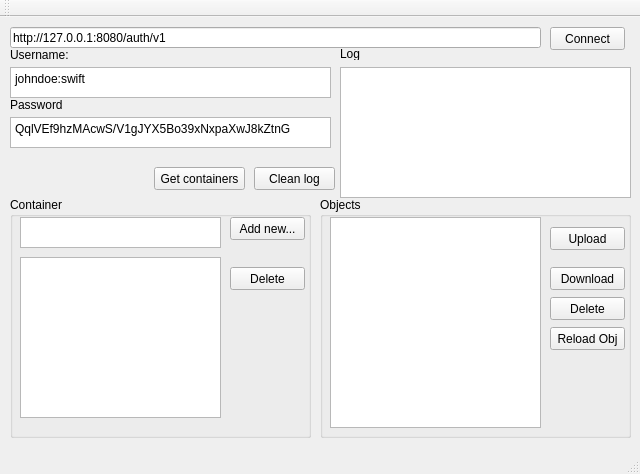
First picture: the form in mainwindow.ui, repository dkanafeev/http-client-swift-lab5, before the edit.
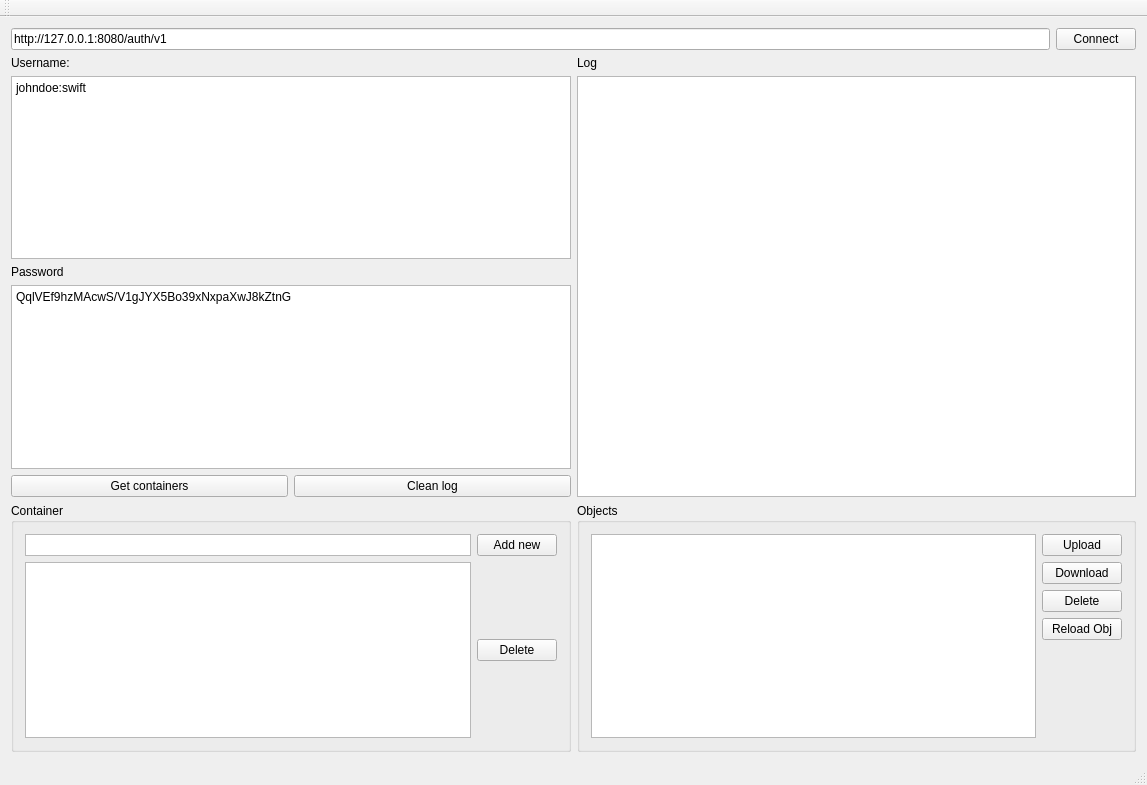
Second picture: the form after the edit.

```diff
--- a/mainwindow.ui
+++ b/mainwindow.ui
@@ -6,278 +6,237 @@
    <rect>
     <x>0</x>
     <y>0</y>
-    <width>640</width>
-    <height>474</height>
+    <width>1147</width>
+    <height>785</height>
    </rect>
   </property>
   <property name="windowTitle">
    <string>MainWindow</string>
   </property>
   <widget class="QWidget" name="centralWidget">
+   <layout class="QVBoxLayout" name="verticalLayout_4">
+    <item>
+     <layout class="QHBoxLayout" name="horizontalLayout_8">
+      <item>
    <widget class="QLineEdit" name="le_url">
-    <property name="geometry">
-     <rect>
-      <x>10</x>
-      <y>10</y>
-      <width>531</width>
-      <height>21</height>
-     </rect>
-    </property>
     <property name="text">
      <string>http://127.0.0.1:8080/auth/v1</string>
     </property>
    </widget>
-   <widget class="QTextBrowser" name="tb_log">
-    <property name="geometry">
-     <rect>
-      <x>340</x>
-      <y>50</y>
-      <width>291</width>
-      <height>131</height>
-     </rect>
-    </property>
-   </widget>
-   <widget class="QPlainTextEdit" name="te_password">
-    <property name="geometry">
-     <rect>
-      <x>10</x>
-      <y>100</y>
-      <width>321</width>
-      <height>31</height>
-     </rect>
-    </property>
-    <property name="plainText">
-     <string>QqlVEf9hzMAcwS/V1gJYX5Bo39xNxpaXwJ8kZtnG</string>
-    </property>
-    <property name="backgroundVisible">
-     <bool>false</bool>
-    </property>
-   </widget>
-   <widget class="QPlainTextEdit" name="te_username">
-    <property name="geometry">
-     <rect>
-      <x>10</x>
-      <y>50</y>
-      <width>321</width>
-      <height>31</height>
-     </rect>
-    </property>
-    <property name="plainText">
-     <string>johndoe:swift</string>
-    </property>
-   </widget>
+      </item>
+      <item>
    <widget class="QPushButton" name="pb_connect">
-    <property name="geometry">
-     <rect>
-      <x>550</x>
-      <y>10</y>
-      <width>75</width>
-      <height>23</height>
-     </rect>
-    </property>
     <property name="text">
      <string>Connect</string>
     </property>
    </widget>
+      </item>
+     </layout>
+    </item>
+    <item>
+     <layout class="QHBoxLayout" name="horizontalLayout_11">
+      <item>
+       <layout class="QVBoxLayout" name="verticalLayout_11">
+        <item>
+         <layout class="QVBoxLayout" name="verticalLayout_10">
+          <item>
    <widget class="QLabel" name="label">
-    <property name="geometry">
-     <rect>
-      <x>10</x>
-      <y>30</y>
-      <width>101</width>
-      <height>16</height>
-     </rect>
-    </property>
     <property name="text">
      <string>Username:</string>
     </property>
    </widget>
+          </item>
+          <item>
+           <widget class="QPlainTextEdit" name="te_username">
+            <property name="plainText">
+             <string>johndoe:swift</string>
+            </property>
+           </widget>
+          </item>
+          <item>
    <widget class="QLabel" name="label_2">
-    <property name="geometry">
-     <rect>
-      <x>10</x>
-      <y>80</y>
-      <width>101</width>
-      <height>16</height>
-     </rect>
-    </property>
     <property name="text">
      <string>Password</string>
     </property>
    </widget>
-   <widget class="QLabel" name="label_3">
-    <property name="geometry">
-     <rect>
-      <x>340</x>
-      <y>30</y>
-      <width>46</width>
-      <height>13</height>
-     </rect>
-    </property>
+          </item>
+          <item>
+           <widget class="QPlainTextEdit" name="te_password">
+            <property name="plainText">
+             <string>QqlVEf9hzMAcwS/V1gJYX5Bo39xNxpaXwJ8kZtnG</string>
+            </property>
+            <property name="backgroundVisible">
+             <bool>false</bool>
+            </property>
+           </widget>
+          </item>
+         </layout>
+        </item>
+        <item>
+         <layout class="QHBoxLayout" name="horizontalLayout_12">
+          <item>
+           <widget class="QPushButton" name="pb_getcontainers">
     <property name="text">
-     <string>Log</string>
-    </property>
-   </widget>
+             <string>Get containers</string>
+            </property>
+           </widget>
+          </item>
+          <item>
    <widget class="QPushButton" name="pb_cleanlog">
-    <property name="geometry">
-     <rect>
-      <x>254</x>
-      <y>150</y>
-      <width>81</width>
-      <height>23</height>
-     </rect>
-    </property>
     <property name="text">
      <string>Clean log</string>
     </property>
    </widget>
+          </item>
+         </layout>
+        </item>
+       </layout>
+      </item>
+      <item>
+       <layout class="QVBoxLayout" name="verticalLayout_8">
+        <item>
+         <widget class="QLabel" name="label_3">
+          <property name="text">
+           <string>Log</string>
+          </property>
+         </widget>
+        </item>
+        <item>
+         <widget class="QTextBrowser" name="tb_log"/>
+        </item>
+       </layout>
+      </item>
+     </layout>
+    </item>
+    <item>
+     <layout class="QHBoxLayout" name="horizontalLayout_6">
+      <item>
    <widget class="QGroupBox" name="groupBox">
-    <property name="geometry">
-     <rect>
-      <x>10</x>
-      <y>180</y>
-      <width>301</width>
-      <height>241</height>
-     </rect>
-    </property>
     <property name="title">
      <string>Container</string>
     </property>
-    <widget class="QPushButton" name="pb_addcontainer">
-     <property name="geometry">
-      <rect>
-       <x>220</x>
-       <y>20</y>
-       <width>75</width>
-       <height>23</height>
-      </rect>
-     </property>
-     <property name="text">
-      <string>Add new...</string>
-     </property>
-    </widget>
+        <layout class="QVBoxLayout" name="verticalLayout_3">
+         <item>
+          <layout class="QHBoxLayout" name="horizontalLayout_10">
+           <item>
     <widget class="QPlainTextEdit" name="te_containername">
-     <property name="geometry">
-      <rect>
-       <x>10</x>
-       <y>20</y>
-       <width>201</width>
-       <height>31</height>
-      </rect>
-     </property>
-    </widget>
+             <property name="enabled">
+              <bool>true</bool>
+             </property>
+             <property name="sizePolicy">
+              <sizepolicy hsizetype="Expanding" vsizetype="Ignored">
+               <horstretch>0</horstretch>
+               <verstretch>0</verstretch>
+              </sizepolicy>
+             </property>
+             <property name="focusPolicy">
+              <enum>Qt::WheelFocus</enum>
+             </property>
+             <property name="inputMethodHints">
+              <set>Qt::ImhNone</set>
+             </property>
+             <property name="verticalScrollBarPolicy">
+              <enum>Qt::ScrollBarAlwaysOff</enum>
+             </property>
+             <property name="undoRedoEnabled">
+              <bool>true</bool>
+             </property>
+            </widget>
+           </item>
+           <item>
+            <widget class="QPushButton" name="pb_addcontainer">
+             <property name="text">
+              <string>Add new</string>
+             </property>
+            </widget>
+           </item>
+          </layout>
+         </item>
+         <item>
+          <layout class="QHBoxLayout" name="horizontalLayout_5">
+           <item>
+            <widget class="QListWidget" name="lv_containers"/>
+           </item>
+           <item>
     <widget class="QPushButton" name="pb_deletecontainer">
-     <property name="geometry">
-      <rect>
-       <x>220</x>
-       <y>70</y>
-       <width>75</width>
-       <height>23</height>
-      </rect>
-     </property>
      <property name="text">
       <string>Delete</string>
      </property>
     </widget>
-    <widget class="QListWidget" name="lv_containers">
-     <property name="geometry">
-      <rect>
-       <x>10</x>
-       <y>60</y>
-       <width>201</width>
-       <height>161</height>
-      </rect>
-     </property>
-    </widget>
-   </widget>
+           </item>
+          </layout>
+         </item>
+        </layout>
+        <zorder>te_containername</zorder>
+        <zorder>horizontalLayoutWidget_6</zorder>
+        <zorder>horizontalLayoutWidget_2</zorder>
+       </widget>
+      </item>
+      <item>
    <widget class="QGroupBox" name="groupBox_2">
-    <property name="geometry">
-     <rect>
-      <x>320</x>
-      <y>180</y>
-      <width>311</width>
-      <height>241</height>
-     </rect>
-    </property>
     <property name="title">
      <string>Objects</string>
     </property>
+        <layout class="QHBoxLayout" name="horizontalLayout">
+         <item>
+          <widget class="QListWidget" name="lv_objects"/>
+         </item>
+         <item>
+          <layout class="QVBoxLayout" name="verticalLayout">
+           <item>
     <widget class="QPushButton" name="pb_upload">
-     <property name="geometry">
-      <rect>
-       <x>230</x>
-       <y>30</y>
-       <width>75</width>
-       <height>23</height>
-      </rect>
-     </property>
      <property name="text">
       <string>Upload</string>
      </property>
     </widget>
+           </item>
+           <item>
     <widget class="QPushButton" name="pb_download">
-     <property name="geometry">
-      <rect>
-       <x>230</x>
-       <y>70</y>
-       <width>75</width>
-       <height>23</height>
-      </rect>
-     </property>
      <property name="text">
       <string>Download</string>
      </property>
     </widget>
+           </item>
+           <item>
     <widget class="QPushButton" name="pb_delete">
-     <property name="geometry">
-      <rect>
-       <x>230</x>
-       <y>100</y>
-       <width>75</width>
-       <height>23</height>
-      </rect>
-     </property>
      <property name="text">
       <string>Delete</string>
      </property>
     </widget>
-    <widget class="QListWidget" name="lv_objects">
-     <property name="geometry">
-      <rect>
-       <x>10</x>
-       <y>20</y>
-       <width>211</width>
-       <height>211</height>
-      </rect>
-     </property>
-    </widget>
+           </item>
+           <item>
     <widget class="QPushButton" name="pb_reloadobj">
-     <property name="geometry">
-      <rect>
-       <x>230</x>
-       <y>130</y>
-       <width>75</width>
-       <height>23</height>
-      </rect>
-     </property>
      <property name="text">
       <string>Reload Obj</string>
      </property>
     </widget>
-   </widget>
-   <widget class="QPushButton" name="pb_getcontainers">
-    <property name="geometry">
-     <rect>
-      <x>154</x>
-      <y>150</y>
-      <width>91</width>
-      <height>23</height>
-     </rect>
-    </property>
-    <property name="text">
-     <string>Get containers</string>
-    </property>
-   </widget>
+           </item>
+           <item>
+            <spacer name="verticalSpacer_2">
+             <property name="orientation">
+              <enum>Qt::Vertical</enum>
+             </property>
+             <property name="sizeHint" stdset="0">
+              <size>
+               <width>20</width>
+               <height>40</height>
+              </size>
+             </property>
+            </spacer>
+           </item>
+          </layout>
+         </item>
+        </layout>
+       </widget>
+      </item>
+     </layout>
+    </item>
+   </layout>
+   <zorder>pb_delete</zorder>
+   <zorder>horizontalLayoutWidget</zorder>
+   <zorder>horizontalLayoutWidget_4</zorder>
+   <zorder>horizontalLayoutWidget_7</zorder>
+   <zorder>pb_addcontainer</zorder>
   </widget>
   <widget class="QMenuBar" name="menuBar">
    <property name="geometry">
```
Left out of the diff: 2 changed lines with no effect on the pictures. Lines whose indentation alone changed are shown as unchanged.
